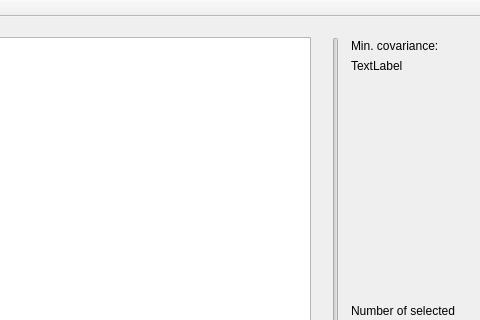
This is mainwindow.ui in rgrivero/pca-solver as Qt 5 draws it before an edit; both pictures show x 409 to 889 and y 0 to 320 of the 889 by 475 pixel window. The edited form follows.
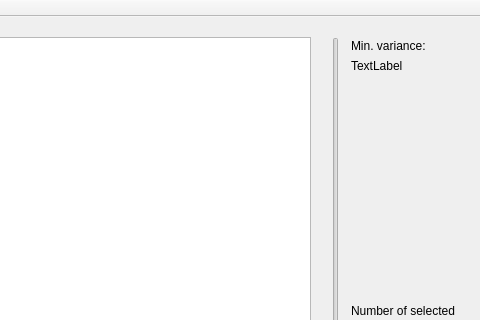
This is the edited form.

Patch:
```diff
--- a/mainwindow.ui
+++ b/mainwindow.ui
@@ -157,12 +157,12 @@
      <rect>
       <x>760</x>
       <y>20</y>
-      <width>111</width>
+      <width>121</width>
       <height>17</height>
      </rect>
     </property>
     <property name="text">
-     <string>Min. covariance:</string>
+     <string>Min. variance:</string>
     </property>
    </widget>
    <widget class="QLabel" name="selectedFeaturesNumLabel">
```
